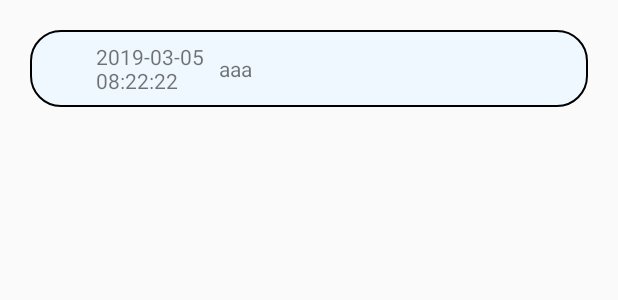
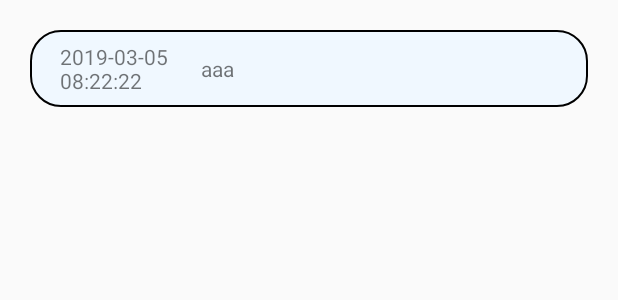
Before and after one commit to postqueryapp/PostQueryApp, an Android app: the layout info_item.xml on its own in the app's theme, with its tools: preview values and no code run, on a phone screen of 412 x 824 dp. Shown: the top 300 px of the screen. Run offline under Robolectric (Android 15) with nearby library versions, the phone set to English and light mode, and no system bars.

Commit message:
测试版1.8 bug 1. 登录是出错 修改 1. 快递信息样式布局

```diff
--- a/app/src/main/res/layout/info_item.xml
+++ b/app/src/main/res/layout/info_item.xml
@@ -23,7 +23,8 @@
 
     <TextView
         android:id="@+id/info"
-        android:layout_width="230dp"
+        android:layout_width="0dp"
+        app:layout_constraintWidth_percent=".65"
         android:layout_height="wrap_content"
         android:layout_marginTop="8dp"
         android:layout_marginEnd="16dp"
@@ -47,8 +48,9 @@
 
     <TextView
         android:id="@+id/time"
-        android:layout_width="72dp"
-        android:layout_height="35dp"
+        android:layout_width="0dp"
+        app:layout_constraintWidth_percent=".23"
+        android:layout_height="wrap_content"
         android:layout_marginStart="8dp"
         android:layout_marginLeft="8dp"
         android:layout_marginTop="8dp"
```
Also changed, not shown: app/src/main/java/com/app/postqueryapp/LoginActivity.java (+56 -41 lines).
